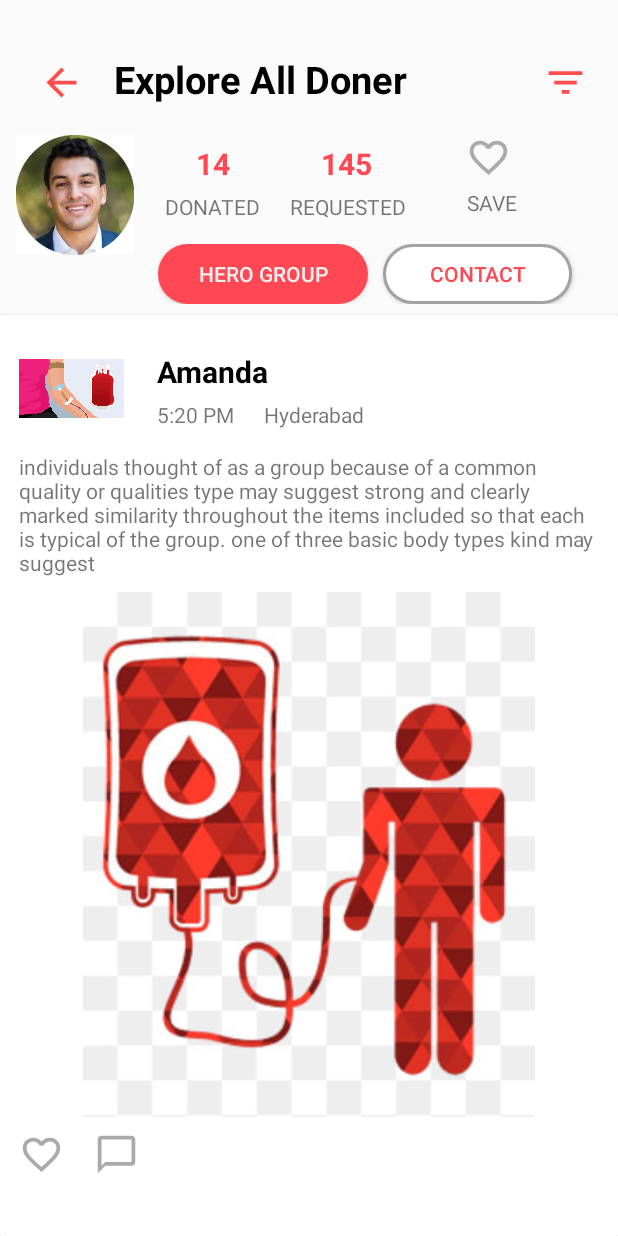
After one commit to AminullahTajMuhammad/BloodDonate2, an Android app: the ProfileCheckScreen screen opened directly, with no data from a screen before it, on a phone screen of 412 x 824 dp. The commit adds this screen. Run offline under Robolectric (Android 15) with nearby library versions, the phone set to English and light mode, and no system bars.

Commit message:
Application Layout Completed

```diff
--- a/app/src/main/AndroidManifest.xml
+++ b/app/src/main/AndroidManifest.xml
@@ -26,7 +26,8 @@
         <activity android:name=".ExploreDonerScreen" />
         <activity android:name=".NewsFeedScreen" />
         <activity android:name=".NewsFeedAdapter" />
-        <activity android:name=".RequestScreen"></activity>
+        <activity android:name=".RequestScreen" />
+        <activity android:name=".ProfileCheckScreen"></activity>
     </application>
 
 </manifest>
--- /dev/null
+++ b/app/src/main/java/blooddonate/com/blooddonate/ProfileCheckAdapter.java
@@ -0,0 +1,76 @@
+package blooddonate.com.blooddonate;
+
+import android.support.annotation.NonNull;
+import android.support.v7.widget.RecyclerView;
+import android.view.LayoutInflater;
+import android.view.View;
+import android.view.ViewGroup;
+import android.widget.ImageView;
+import android.widget.TextView;
+
+import java.util.ArrayList;
+
+public class ProfileCheckAdapter extends RecyclerView.Adapter<ProfileCheckAdapter.MyViewHolder> {
+
+    ArrayList<NewsFeedData> data = new ArrayList<>();
+
+    public ProfileCheckAdapter(ArrayList<NewsFeedData> data) {
+        this.data = data;
+    }
+
+    @NonNull
+    @Override
+    public MyViewHolder onCreateViewHolder(@NonNull ViewGroup viewGroup, int i) {
+        View view = LayoutInflater.from(viewGroup.getContext()).inflate(R.layout.profile_check_listitem,viewGroup,false);
+        return new MyViewHolder(view);
+    }
+
+    @Override
+    public void onBindViewHolder(@NonNull MyViewHolder myViewHolder, int i) {
+        myViewHolder.tvName.setText(data.get(i).getName());
+        myViewHolder.tvCityName.setText(data.get(i).getCityName());
+        myViewHolder.tvUpdateTime.setText(data.get(i).getUpdateTime());
+        myViewHolder.tvDescription.setText(data.get(i).desc);
+
+        if (data.get(i).getName().equals("Amanda")) {
+            myViewHolder.imgProfilePic.setImageResource(R.drawable.picture_one);
+        } else if(data.get(i).getName().equals("John")) {
+            myViewHolder.imgProfilePic.setImageResource(R.drawable.picture_second);
+        } else if(data.get(i).getName().equals("Handler")) {
+            myViewHolder.imgProfilePic.setImageResource(R.drawable.seven);
+        } else if(data.get(i).getName().equals("Kressy")) {
+            myViewHolder.imgProfilePic.setImageResource(R.drawable.four);
+        } else if(data.get(i).getName().equals("Tailor Swift")) {
+            myViewHolder.imgProfilePic.setImageResource(R.drawable.five);
+        } else if(data.get(i).getName().equals("Cramer")) {
+            myViewHolder.imgProfilePic.setImageResource(R.drawable.six);
+        } else if(data.get(i).getName().equals("Henry")) {
+            myViewHolder.imgProfilePic.setImageResource(R.drawable.seven);
+        }
+
+
+    }
+
+    @Override
+    public int getItemCount() {
+        return data.size();
+    }
+
+    public class MyViewHolder extends RecyclerView.ViewHolder {
+
+        TextView tvName, tvUpdateTime, tvCityName, tvDescription;
+        ImageView imgProfilePic;
+        ImageView imgImage;
+
+        public MyViewHolder(@NonNull View itemView) {
+            super(itemView);
+            tvName = itemView.findViewById(R.id.tv_Check_Name);
+            tvCityName = itemView.findViewById(R.id.tv_Check_City);
+            tvUpdateTime = itemView.findViewById(R.id.tvUpdateTime);
+            tvDescription = itemView.findViewById(R.id.tvCheckProfileDescription);
+            imgProfilePic = itemView.findViewById(R.id.profileCheckPic);
+            imgImage = itemView.findViewById(R.id.imgRequestPic);
+
+        }
+    }
+}
--- /dev/null
+++ b/app/src/main/java/blooddonate/com/blooddonate/ProfileCheckScreen.java
@@ -0,0 +1,80 @@
+package blooddonate.com.blooddonate;
+
+import android.content.Intent;
+import android.support.v7.app.AppCompatActivity;
+import android.os.Bundle;
+import android.support.v7.widget.LinearLayoutManager;
+import android.support.v7.widget.RecyclerView;
+import android.view.View;
+import android.widget.ImageButton;
+import android.widget.ImageView;
+import android.widget.TextView;
+
+import java.util.ArrayList;
+
+public class ProfileCheckScreen extends AppCompatActivity {
+
+    ArrayList<NewsFeedData> data1 = new ArrayList<>();
+    ImageButton imgBtnOption, imgBtnBack;
+    TextView tvToolBarName;
+
+    RecyclerView recyclerView;
+    RecyclerView.LayoutManager mlayoutManager = new LinearLayoutManager(this);
+    ProfileCheckAdapter mAdapter;
+
+    @Override
+    protected void onCreate(Bundle savedInstanceState) {
+        super.onCreate(savedInstanceState);
+        setContentView(R.layout.activity_profile_check_screen);
+        recyclerView = findViewById(R.id.profileRecyclerView);
+
+        initDummy();
+        setRecyclerView();
+    }
+
+    public void initDummy() {
+        data1 = new ArrayList<>();
+
+        data1.add( new NewsFeedData("Amanda","5:20 PM","Hyderabad",
+                "individuals thought of as a group because of a " +
+                        "common quality or qualities type may suggest strong and clearly marked " +
+                        "similarity throughout the items included so that each is typical of the group." +
+                        " one of three basic body types kind may suggest"));
+
+        data1.add(new NewsFeedData("Amanda","5:20 PM","Hyderabad",
+                "individuals thought of as a group because of a " +
+                        "common quality or qualities type may suggest strong and clearly marked " +
+                        "similarity throughout the items included so that each is typical of the group." +
+                        " one of three basic body types kind may suggest"));
+
+        data1.add(new NewsFeedData("Tailor Swift","5:20 PM","Hyderabad",
+                "individuals thought of as a group because of a " +
+                        "common quality or qualities type may suggest strong and clearly marked " +
+                        "similarity throughout the items included so that each is typical of the group." +
+                        " one of three basic body types kind may suggest"));
+
+        data1.add(new NewsFeedData("Cramer","5:20 PM","Hyderabad",
+                "individuals thought of as a group because of a " +
+                        "common quality or qualities type may suggest strong and clearly marked " +
+                        "similarity throughout the items included so that each is typical of the group." +
+                        " one of three basic body types kind may suggest"));
+
+        data1.add(new NewsFeedData("Kressy","5:20 PM","Hyderabad",
+                "individuals thought of as a group because of a " +
+                        "common quality or qualities type may suggest strong and clearly marked " +
+                        "similarity throughout the items included so that each is typical of the group." +
+                        " one of three basic body types kind may suggest"));
+
+        data1.add(new NewsFeedData("Henry","5:20 PM","Hyderabad",
+                "individuals thought of as a group because of a " +
+                        "common quality or qualities type may suggest strong and clearly marked " +
+                        "similarity throughout the items included so that each is typical of the group." +
+                        " one of three basic body types kind may suggest"));
+    }
+
+    public void setRecyclerView() {
+        mAdapter = new ProfileCheckAdapter(data1);
+        recyclerView.setLayoutManager(mlayoutManager);
+        recyclerView.setAdapter(mAdapter);
+    }
+}
--- a/app/src/main/java/blooddonate/com/blooddonate/RequestScreen.java
+++ b/app/src/main/java/blooddonate/com/blooddonate/RequestScreen.java
@@ -1,14 +1,18 @@
 package blooddonate.com.blooddonate;
 
+import android.content.Intent;
 import android.support.v7.app.AppCompatActivity;
 import android.os.Bundle;
 import android.support.v7.widget.LinearLayoutManager;
 import android.support.v7.widget.RecyclerView;
+import android.view.View;
+import android.widget.ImageButton;
 
 import java.util.ArrayList;
 
 public class RequestScreen extends AppCompatActivity {
 
+    ImageButton imgBtnOption;
     RecyclerView recyclerView;
     RecyclerView.LayoutManager layoutManager = new LinearLayoutManager(this);
     RequestScreenAdapter adapter;
@@ -19,6 +23,15 @@ public class RequestScreen extends AppCompatActivity {
         setContentView(R.layout.activity_request_screen);
 
         recyclerView = findViewById(R.id.requestRecycler);
+        imgBtnOption = findViewById(R.id.btnOption);
+        imgBtnOption.setOnClickListener(new View.OnClickListener() {
+            @Override
+            public void onClick(View v) {
+                Intent intent = new Intent(RequestScreen.this, ProfileCheckScreen.class);
+                startActivity(intent);
+            }
+        });
+
         setData();
         setRecyclerView();
     }
--- a/app/src/main/java/blooddonate/com/blooddonate/RequestScreenAdapter.java
+++ b/app/src/main/java/blooddonate/com/blooddonate/RequestScreenAdapter.java
@@ -1,5 +1,6 @@
 package blooddonate.com.blooddonate;
 
+import android.content.Intent;
 import android.support.annotation.NonNull;
 import android.support.v7.widget.RecyclerView;
 import android.view.LayoutInflater;
--- /dev/null
+++ b/app/src/main/res/drawable/ic_chat_bubble_outline_black_24dp.xml
@@ -0,0 +1,5 @@
+<vector android:height="30dp" android:tint="@android:color/darker_gray"
+    android:viewportHeight="24.0" android:viewportWidth="24.0"
+    android:width="30dp" xmlns:android="http://schemas.android.com/apk/res/android">
+    <path android:fillColor="#FF000000" android:pathData="M20,2L4,2c-1.1,0 -2,0.9 -2,2v18l4,-4h14c1.1,0 2,-0.9 2,-2L22,4c0,-1.1 -0.9,-2 -2,-2zM20,16L6,16l-2,2L4,4h16v12z"/>
+</vector>
--- /dev/null
+++ b/app/src/main/res/drawable/ic_favorite_black_24dp.xml
@@ -0,0 +1,5 @@
+<vector android:height="24dp" android:tint="#FAFAFA"
+    android:viewportHeight="24.0" android:viewportWidth="24.0"
+    android:width="24dp" xmlns:android="http://schemas.android.com/apk/res/android">
+    <path android:fillColor="#FF000000" android:pathData="M12,21.35l-1.45,-1.32C5.4,15.36 2,12.28 2,8.5 2,5.42 4.42,3 7.5,3c1.74,0 3.41,0.81 4.5,2.09C13.09,3.81 14.76,3 16.5,3 19.58,3 22,5.42 22,8.5c0,3.78 -3.4,6.86 -8.55,11.54L12,21.35z"/>
+</vector>
--- /dev/null
+++ b/app/src/main/res/drawable/ic_favorite_border_black_24dp.xml
@@ -0,0 +1,5 @@
+<vector android:height="30dp" android:tint="@android:color/darker_gray"
+    android:viewportHeight="24.0" android:viewportWidth="24.0"
+    android:width="30dp" xmlns:android="http://schemas.android.com/apk/res/android">
+    <path android:fillColor="#FF000000" android:pathData="M16.5,3c-1.74,0 -3.41,0.81 -4.5,2.09C10.91,3.81 9.24,3 7.5,3 4.42,3 2,5.42 2,8.5c0,3.78 3.4,6.86 8.55,11.54L12,21.35l1.45,-1.32C18.6,15.36 22,12.28 22,8.5 22,5.42 19.58,3 16.5,3zM12.1,18.55l-0.1,0.1 -0.1,-0.1C7.14,14.24 4,11.39 4,8.5 4,6.5 5.5,5 7.5,5c1.54,0 3.04,0.99 3.57,2.36h1.87C13.46,5.99 14.96,5 16.5,5c2,0 3.5,1.5 3.5,3.5 0,2.89 -3.14,5.74 -7.9,10.05z"/>
+</vector>
--- /dev/null
+++ b/app/src/main/res/layout/activity_profile_check_screen.xml
@@ -0,0 +1,144 @@
+<?xml version="1.0" encoding="utf-8"?>
+<RelativeLayout
+    xmlns:android="http://schemas.android.com/apk/res/android"
+    xmlns:app="http://schemas.android.com/apk/res-auto"
+    xmlns:tools="http://schemas.android.com/tools"
+    android:layout_width="match_parent"
+    android:layout_height="match_parent"
+    android:scrollbars="vertical"
+    tools:context=".ProfileCheckScreen">
+
+    <include layout="@layout/toolbar_layput"/>
+
+    <ImageView android:id="@+id/imgCheckProfile"
+        android:layout_width="80dp"
+        android:layout_height="80dp"
+        android:layout_below="@+id/toolbar"
+        android:src="@drawable/seven"
+        android:layout_margin="10dp"/>
+
+    <LinearLayout android:id="@+id/layoutProfileDonated"
+        android:layout_width="wrap_content"
+        android:layout_height="wrap_content"
+        android:layout_toRightOf="@id/imgCheckProfile"
+        android:layout_below="@+id/toolbar"
+        android:layout_margin="10dp"
+        android:orientation="vertical">
+
+        <TextView
+            android:id="@+id/tvDonatedNumber"
+            android:layout_width="wrap_content"
+            android:layout_height="wrap_content"
+            android:padding="5dp"
+            android:text="14"
+            android:layout_marginLeft="15dp"
+            android:textColor="@color/colorLightAccent"
+            android:textSize="20sp"
+            android:textStyle="bold" />
+
+        <TextView android:id="@+id/tvDonated"
+            android:layout_width="wrap_content"
+            android:layout_height="wrap_content"
+            android:text="DONATED"/>
+
+    </LinearLayout>
+
+    <LinearLayout android:id="@+id/layoutProfileRequested"
+        android:layout_width="wrap_content"
+        android:layout_height="wrap_content"
+        android:layout_toRightOf="@id/layoutProfileDonated"
+        android:layout_below="@+id/toolbar"
+        android:layout_margin="10dp"
+        android:orientation="vertical">
+
+        <TextView
+            android:id="@+id/tvRequestNumber"
+            android:layout_width="wrap_content"
+            android:layout_height="wrap_content"
+            android:padding="5dp"
+            android:text="145"
+            android:layout_marginLeft="15dp"
+            android:textColor="@color/colorLightAccent"
+            android:textSize="20sp"
+            android:textStyle="bold" />
+
+        <TextView android:id="@+id/tvRequested"
+            android:layout_width="wrap_content"
+            android:layout_height="wrap_content"
+            android:text="REQUESTED"/>
+
+    </LinearLayout>
+
+    <LinearLayout
+        android:id="@+id/layoutProfileSave"
+        android:layout_width="wrap_content"
+        android:layout_height="wrap_content"
+        android:layout_toRightOf="@id/layoutProfileRequested"
+        android:layout_below="@+id/toolbar"
+        android:layout_margin="10dp"
+        android:orientation="vertical">
+
+        <ImageButton android:id="@+id/imgBtnLike"
+            android:layout_width="30dp"
+            android:layout_height="30dp"
+            android:layout_marginLeft="20dp"
+            android:src="@drawable/ic_favorite_border_black_24dp"
+            android:background="@android:color/transparent"/>
+
+        <TextView
+            android:id="@+id/tvSaveImgBtn"
+            android:layout_width="wrap_content"
+            android:layout_height="wrap_content"
+            android:padding="5dp"
+            android:text="SAVE"
+            android:layout_marginLeft="15dp" />
+
+    </LinearLayout>
+
+    <LinearLayout
+        android:layout_width="match_parent"
+        android:layout_height="wrap_content"
+        android:layout_below="@+id/layoutProfileDonated"
+        android:layout_margin="5dp"
+        android:layout_toRightOf="@+id/imgCheckProfile"
+        android:orientation="horizontal">
+
+        <Button
+            android:id="@+id/btnHeroGroup"
+            android:layout_width="14dp"
+            android:layout_height="40dp"
+            android:layout_marginRight="10dp"
+            android:layout_weight="1"
+            android:background="@drawable/button_border_color_ancent"
+            android:text="HERO GROUP"
+            android:textColor="@color/colorGray" />
+
+        <Button
+            android:id="@+id/btnContact"
+            android:layout_width="0dp"
+            android:layout_height="40dp"
+            android:layout_weight="1"
+            android:text="CONTACT"
+            android:layout_marginRight="25dp"
+            android:textColor="@color/colorLightAccent"
+            android:background="@drawable/border"/>
+
+    </LinearLayout>
+
+    <android.support.v7.widget.CardView
+        android:layout_width="match_parent"
+        android:layout_height="wrap_content"
+        android:layout_below="@id/imgCheckProfile"
+        android:layout_marginTop="30dp"
+        app:cardCornerRadius="1dp"
+        android:elevation="1dp">
+
+        <android.support.v7.widget.RecyclerView
+            android:layout_width="match_parent"
+            android:layout_height="match_parent"
+            android:id="@+id/profileRecyclerView">
+        </android.support.v7.widget.RecyclerView>
+
+    </android.support.v7.widget.CardView>
+
+</RelativeLayout>
--- /dev/null
+++ b/app/src/main/res/layout/profile_check_listitem.xml
@@ -0,0 +1,87 @@
+<?xml version="1.0" encoding="utf-8"?>
+<android.support.v7.widget.CardView xmlns:android="http://schemas.android.com/apk/res/android"
+    xmlns:app="http://schemas.android.com/apk/res-auto"
+    android:layout_width="match_parent"
+    android:layout_height="wrap_content"
+    android:id="@+id/cardView"
+    app:cardCornerRadius="2dp"
+    app:cardElevation="1dp"
+    app:cardUseCompatPadding="true">
+
+    <RelativeLayout xmlns:android="http://schemas.android.com/apk/res/android"
+        xmlns:app="http://schemas.android.com/apk/res-auto"
+        xmlns:tools="http://schemas.android.com/tools"
+        android:layout_width="match_parent"
+        android:layout_height="wrap_content">
+
+        <ImageView android:id="@+id/profileCheckPic"
+            android:layout_width="70dp"
+            android:layout_height="70dp"
+            android:src="@drawable/four"
+            android:layout_margin="10dp"/>
+
+        <TextView android:id="@+id/tv_Check_Name"
+            android:layout_width="wrap_content"
+            android:layout_height="wrap_content"
+            android:layout_marginLeft="12dp"
+            android:layout_marginTop="20dp"
+            android:layout_toRightOf="@+id/profileCheckPic"
+            android:text="Name"
+            android:textSize="20sp"
+            android:textStyle="bold"
+            android:textColor="#000"/>
+
+        <TextView android:id="@+id/tvUpdateTime"
+            android:layout_width="wrap_content"
+            android:layout_height="wrap_content"
+            android:layout_toRightOf="@+id/profileCheckPic"
+            android:layout_below="@+id/tv_Check_Name"
+            android:layout_marginLeft="12dp"
+            android:layout_marginTop="5dp"
+            android:text="16 mins ago"/>
+
+        <TextView android:id="@+id/tv_Check_City"
+            android:layout_width="wrap_content"
+            android:layout_height="wrap_content"
+            android:layout_toRightOf="@+id/tvUpdateTime"
+            android:layout_below="@+id/tv_Check_Name"
+            android:layout_marginLeft="20dp"
+            android:layout_marginTop="5dp"
+            android:text="Hyderabad"/>
+
+        <TextView android:id="@+id/tvCheckProfileDescription"
+            android:layout_width="match_parent"
+            android:layout_height="wrap_content"
+            android:layout_marginTop="15dp"
+            android:layout_marginLeft="10dp"
+            android:layout_marginRight="10dp"
+            android:layout_marginBottom="10dp"
+            android:text="Hello World"
+            android:layout_below="@+id/tv_Check_City"/>
+
+        <ImageView android:id="@+id/imgCheckProfileImage"
+            android:layout_width="match_parent"
+            android:layout_height="350dp"
+            android:layout_below="@+id/tvCheckProfileDescription"
+            android:src="@drawable/picture_second"/>
+
+        <ImageButton android:id="@+id/btnHeart"
+            android:layout_width="wrap_content"
+            android:layout_height="wrap_content"
+            android:layout_margin="10dp"
+            android:src="@drawable/ic_favorite_border_black_24dp"
+            android:background="@android:color/transparent"
+            android:layout_below="@+id/imgCheckProfileImage"/>
+
+        <ImageButton android:id="@+id/btnCheckProfileComment"
+            android:layout_width="wrap_content"
+            android:layout_height="wrap_content"
+            android:src="@drawable/ic_chat_bubble_outline_black_24dp"
+            android:background="@android:color/transparent"
+            android:layout_margin="10dp"
+            android:layout_below="@+id/imgCheckProfileImage"
+            android:layout_toRightOf="@+id/btnHeart"/>
+
+
+    </RelativeLayout>
+</android.support.v7.widget.CardView>
```
